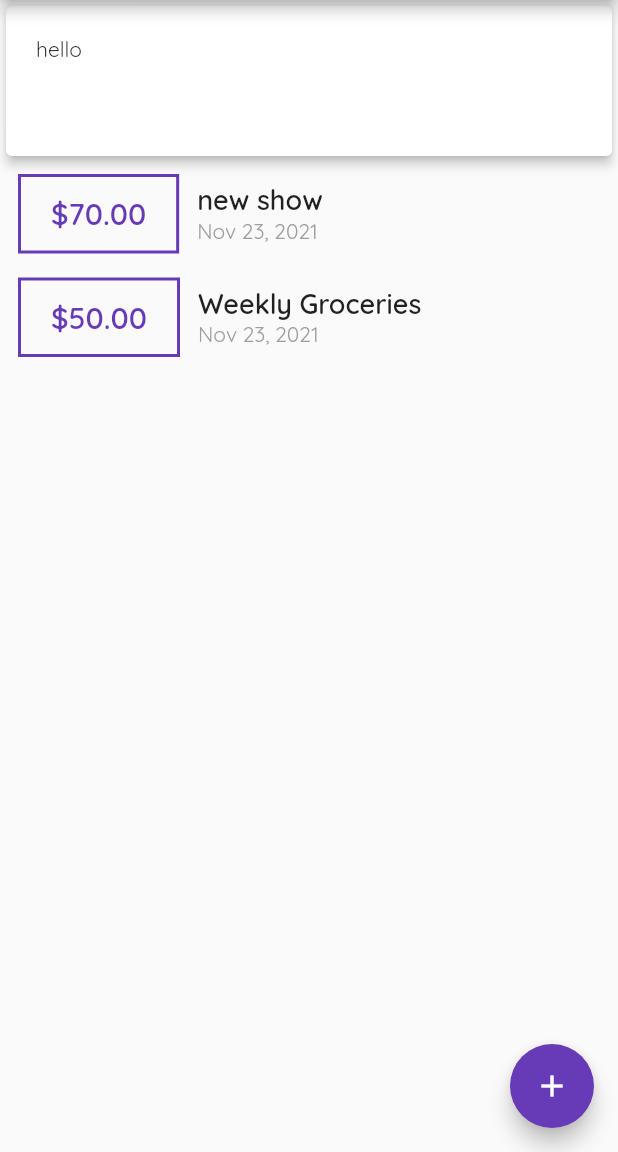
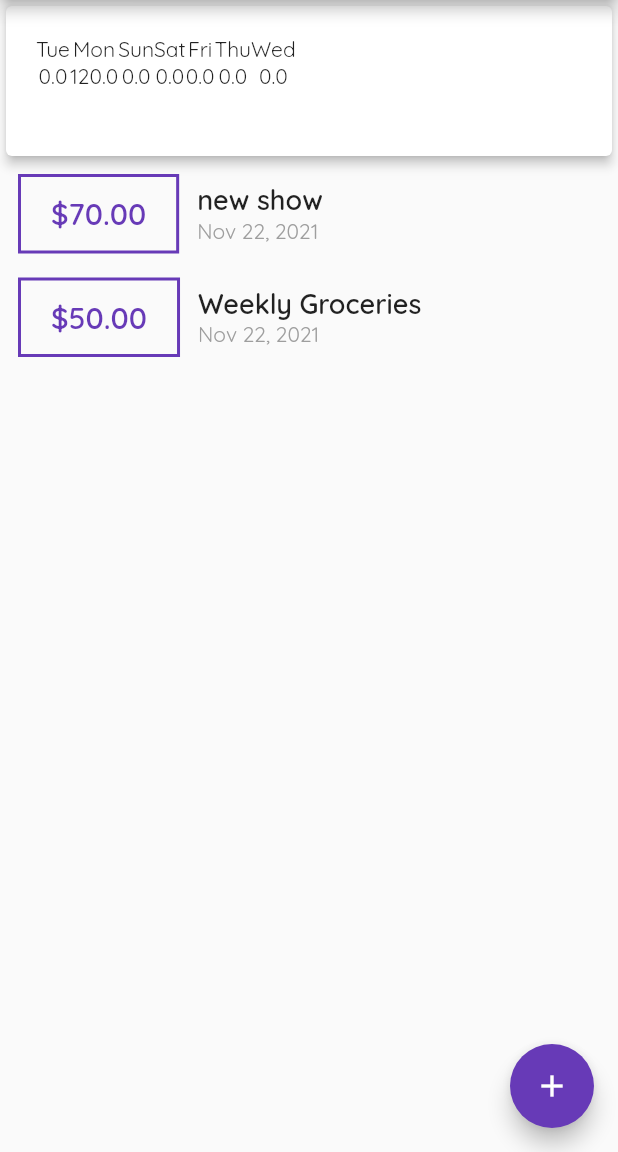
Before and after one commit to hasansujon786/flutter-expense-tracker, a Flutter app: the screen it shows after launch, on a phone screen of 412 x 824 dp, the part 84-1236 px from its top. Run offline on Flutter 3.47's test engine with Material 2 defaults, Android fonts, the phone set to English and light mode, and no system bars.

Commit message:
add ChartWeekdays with raw values

```diff
--- a/lib/screens/home_screen.dart
+++ b/lib/screens/home_screen.dart
@@ -1,3 +1,4 @@
+import 'package:expense_tracker/widgets/chart_weekdays.dart';
 import 'package:expense_tracker/widgets/transaction_list.dart';
 import 'package:expense_tracker/widgets/new_transaction.dart';
 import 'package:expense_tracker/models/transaction.dart';
@@ -56,10 +57,24 @@ class _HomeScreenState extends State<HomeScreen> {
 
   final List<Transaction> _userTransactions = [
     Transaction(
-        id: 't1', title: 'new show', amount: 70.0, date: DateTime.now()),
+      id: 't1',
+      title: 'new show',
+      amount: 70.0,
+      date: DateTime.now().subtract(const Duration(days: 1)),
+    ),
     Transaction(
-        id: 't2', title: 'Weekly Groceries', amount: 50.0, date: DateTime.now())
+      id: 't2',
+      title: 'Weekly Groceries',
+      amount: 50.0,
+      date: DateTime.now().subtract(const Duration(days: 1)),
+    )
   ];
+
+  List<Transaction> get lastWeekTransactions {
+    return _userTransactions.where((tx) {
+      return tx.date.isAfter(DateTime.now().subtract(const Duration(days: 7)));
+    }).toList();
+  }
 
   void _addNewTransaction(String title, double amount) {
     final newTx = Transaction(
@@ -84,18 +99,18 @@ class _HomeScreenState extends State<HomeScreen> {
         child: Column(
           crossAxisAlignment: CrossAxisAlignment.stretch,
           children: [
-            Card(
-              elevation: 3,
-              child: Container(
-                padding: const EdgeInsets.all(20),
-                child: const Text('hello'),
-                width: double.infinity,
-                height: 100,
-              ),
-            ),
-            TransactionList(
-              transactions: _userTransactions,
-            )
+            ChartWeekdays(lastWeekTransactions: lastWeekTransactions),
+            _userTransactions.isEmpty
+                ? const SizedBox(
+                    height: 200,
+                    child: Center(
+                      child: Text(
+                        'no items',
+                        style: TextStyle(fontSize: 20),
+                      ),
+                    ),
+                  )
+                : TransactionList(transactions: _userTransactions),
           ],
         ),
       ),
--- /dev/null
+++ b/lib/widgets/chart_weekdays.dart
@@ -0,0 +1,47 @@
+import 'package:expense_tracker/models/transaction.dart';
+import 'package:flutter/material.dart';
+import 'package:intl/intl.dart';
+
+class ChartWeekdays extends StatelessWidget {
+  const ChartWeekdays({Key? key, required this.lastWeekTransactions})
+      : super(key: key);
+  final List<Transaction> lastWeekTransactions;
+
+  List<Map<String, Object>> get groupedTransactionValues {
+    return List.generate(7, (index) {
+      final weekDay = DateTime.now().subtract(Duration(days: index));
+      double totalsum = 0.0;
+      for (var i = 0; i < lastWeekTransactions.length; i++) {
+        if (lastWeekTransactions[i].date.day == weekDay.day &&
+            lastWeekTransactions[i].date.month == weekDay.month &&
+            lastWeekTransactions[i].date.year == weekDay.year) {
+          totalsum += lastWeekTransactions[i].amount;
+        }
+      }
+
+      return {'day': DateFormat.E().format(weekDay), 'total': totalsum};
+    });
+  }
+
+  @override
+  Widget build(BuildContext context) {
+    return Card(
+      elevation: 3,
+      child: Container(
+        padding: const EdgeInsets.all(20),
+        child: Row(
+          children: groupedTransactionValues.map((item) {
+            return Column(
+              children: [
+                Text('${item['day']}'),
+                Text('${item['total']}'),
+              ],
+            );
+          }).toList(),
+        ),
+        width: double.infinity,
+        height: 100,
+      ),
+    );
+  }
+}
```
